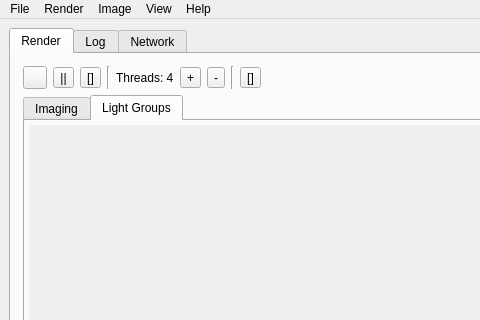
This is qtgui/luxrender.ui in sungsoo/luxrender-lux as Qt 5 draws it before an edit; both pictures show x 0 to 480 and y 0 to 320 of the 947 by 736 pixel window. The edited form follows.
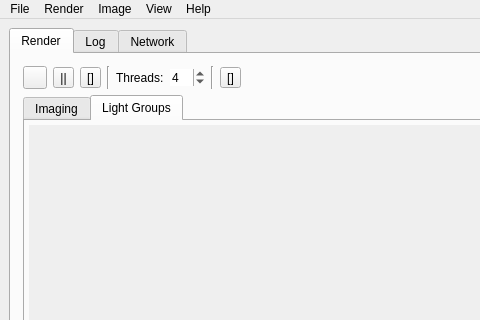
This is the edited form. The open tabs and pages were chosen to show the change. Icons and pictures are not drawn.

Commit message: Handle renderthreads with a spinbox ( initial commit )

Patch:
```diff
--- a/qtgui/luxrender.ui
+++ b/qtgui/luxrender.ui
@@ -114,35 +114,32 @@
           <item>
            <widget class="QLabel" name="label_threadCount">
             <property name="text">
-             <string>Threads: 4</string>
+             <string>Threads:</string>
             </property>
            </widget>
           </item>
           <item>
-           <widget class="QToolButton" name="button_addThread">
-            <property name="toolTip">
-             <string>Add a rendering thread</string>
+           <widget class="QSpinBox" name="spinBox_Threads">
+            <property name="layoutDirection">
+             <enum>Qt::LeftToRight</enum>
             </property>
-            <property name="text">
-             <string>+</string>
+            <property name="frame">
+             <bool>false</bool>
             </property>
-            <property name="icon">
-             <iconset resource="icons.qrc">
-              <normaloff>:/icons/plusicon.png</normaloff>:/icons/plusicon.png</iconset>
+            <property name="alignment">
+             <set>Qt::AlignLeading|Qt::AlignLeft|Qt::AlignVCenter</set>
             </property>
-           </widget>
-          </item>
-          <item>
-           <widget class="QToolButton" name="button_removeThread">
-            <property name="toolTip">
-             <string>Remove rendering thread</string>
+            <property name="buttonSymbols">
+             <enum>QAbstractSpinBox::UpDownArrows</enum>
             </property>
-            <property name="text">
-             <string>-</string>
+            <property name="prefix">
+             <string/>
             </property>
-            <property name="icon">
-             <iconset resource="icons.qrc">
-              <normaloff>:/icons/minusicon.png</normaloff>:/icons/minusicon.png</iconset>
+            <property name="maximum">
+             <number>32</number>
+            </property>
+            <property name="value">
+             <number>4</number>
             </property>
            </widget>
           </item>
```
Left out of the diff: 7 changed lines with no effect on the pictures. The commit also changes 2 other files.
